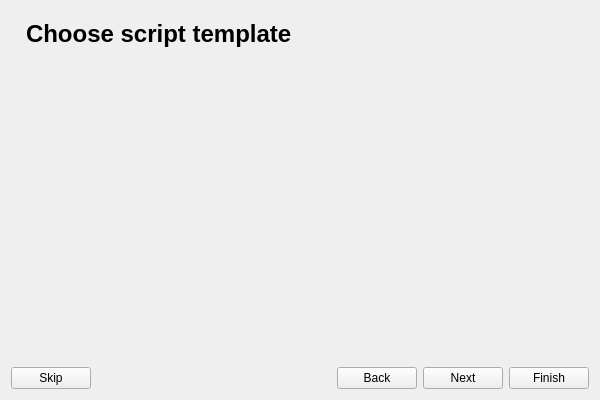
This is src/bin/scenarist-desktop/UserInterfaceLayer/Onboarding/OnboardingView.ui in dimkanovikov/KITScenarist as Qt 5 draws it before an edit. The edited form follows.
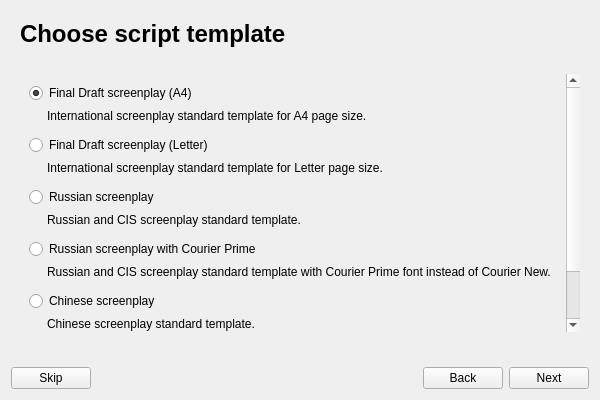
This is the edited form. The open tabs and pages were chosen to show the change.

Commit message: Finally implemented onboarding dialog refs #45

```diff
--- a/src/bin/scenarist-desktop/UserInterfaceLayer/Onboarding/OnboardingView.ui
+++ b/src/bin/scenarist-desktop/UserInterfaceLayer/Onboarding/OnboardingView.ui
@@ -37,13 +37,6 @@
      </property>
     </spacer>
    </item>
-   <item row="2" column="5">
-    <widget class="QPushButton" name="next">
-     <property name="text">
-      <string>Next</string>
-     </property>
-    </widget>
-   </item>
    <item row="2" column="1">
     <spacer name="horizontalSpacer">
      <property name="orientation">
@@ -57,13 +50,6 @@
      </property>
     </spacer>
    </item>
-   <item row="2" column="6">
-    <widget class="QPushButton" name="finish">
-     <property name="text">
-      <string>Finish</string>
-     </property>
-    </widget>
-   </item>
    <item row="2" column="0">
     <widget class="QPushButton" name="skip">
      <property name="text">
@@ -449,15 +435,14 @@
         <widget class="QLabel" name="label_12">
          <property name="styleSheet">
           <string notr="true">font-size: 24px;
-font-weight: 600;
-padding-bottom: 20px;</string>
+font-weight: 600;</string>
          </property>
          <property name="text">
           <string>Choose script template</string>
          </property>
         </widget>
        </item>
-       <item row="1" column="0">
+       <item row="2" column="0">
         <widget class="QScrollArea" name="templates">
          <property name="frameShape">
           <enum>QFrame::NoFrame</enum>
@@ -473,13 +458,286 @@
            <rect>
             <x>0</x>
             <y>0</y>
-            <width>564</width>
-            <height>254</height>
+            <width>547</width>
+            <height>309</height>
            </rect>
           </property>
+          <layout class="QGridLayout" name="gridLayout_9">
+           <item row="2" column="0" colspan="2">
+            <widget class="QRadioButton" name="finalDraftScreenplayLetter">
+             <property name="text">
+              <string>Final Draft screenplay (Letter)</string>
+             </property>
+            </widget>
+           </item>
+           <item row="1" column="0">
+            <spacer name="horizontalSpacer_5">
+             <property name="orientation">
+              <enum>Qt::Horizontal</enum>
+             </property>
+             <property name="sizeType">
+              <enum>QSizePolicy::Fixed</enum>
+             </property>
+             <property name="sizeHint" stdset="0">
+              <size>
+               <width>12</width>
+               <height>20</height>
+              </size>
+             </property>
+            </spacer>
+           </item>
+           <item row="4" column="0" colspan="2">
+            <widget class="QRadioButton" name="russianScreenplay">
+             <property name="text">
+              <string>Russian screenplay</string>
+             </property>
+            </widget>
+           </item>
+           <item row="1" column="1">
+            <widget class="QLabel" name="label_15">
+             <property name="sizePolicy">
+              <sizepolicy hsizetype="Expanding" vsizetype="Preferred">
+               <horstretch>0</horstretch>
+               <verstretch>0</verstretch>
+              </sizepolicy>
+             </property>
+             <property name="text">
+              <string>International screenplay standard template for A4 page size.</string>
+             </property>
+             <property name="alignment">
+              <set>Qt::AlignLeading|Qt::AlignLeft|Qt::AlignTop</set>
+             </property>
+             <property name="wordWrap">
+              <bool>true</bool>
+             </property>
+            </widget>
+           </item>
+           <item row="0" column="0" colspan="2">
+            <widget class="QRadioButton" name="finalDraftScreenplayA4">
+             <property name="text">
+              <string>Final Draft screenplay (A4)</string>
+             </property>
+             <property name="checked">
+              <bool>true</bool>
+             </property>
+            </widget>
+           </item>
+           <item row="3" column="1">
+            <widget class="QLabel" name="label_16">
+             <property name="sizePolicy">
+              <sizepolicy hsizetype="Expanding" vsizetype="Preferred">
+               <horstretch>0</horstretch>
+               <verstretch>0</verstretch>
+              </sizepolicy>
+             </property>
+             <property name="text">
+              <string>International screenplay standard template for Letter page size.</string>
+             </property>
+             <property name="alignment">
+              <set>Qt::AlignLeading|Qt::AlignLeft|Qt::AlignTop</set>
+             </property>
+             <property name="wordWrap">
+              <bool>true</bool>
+             </property>
+            </widget>
+           </item>
+           <item row="6" column="0" colspan="2">
+            <widget class="QRadioButton" name="russianScreenplayCourierPrime">
+             <property name="text">
+              <string>Russian screenplay with Courier Prime</string>
+             </property>
+            </widget>
+           </item>
+           <item row="5" column="1">
+            <widget class="QLabel" name="label_17">
+             <property name="sizePolicy">
+              <sizepolicy hsizetype="Expanding" vsizetype="Preferred">
+               <horstretch>0</horstretch>
+               <verstretch>0</verstretch>
+              </sizepolicy>
+             </property>
+             <property name="text">
+              <string>Russian and CIS screenplay standard template.</string>
+             </property>
+             <property name="alignment">
+              <set>Qt::AlignLeading|Qt::AlignLeft|Qt::AlignTop</set>
+             </property>
+             <property name="wordWrap">
+              <bool>true</bool>
+             </property>
+            </widget>
+           </item>
+           <item row="8" column="0" colspan="2">
+            <widget class="QRadioButton" name="chineseScreenplay">
+             <property name="text">
+              <string>Chinese screenplay</string>
+             </property>
+            </widget>
+           </item>
+           <item row="9" column="1">
+            <widget class="QLabel" name="label_21">
+             <property name="sizePolicy">
+              <sizepolicy hsizetype="Expanding" vsizetype="Preferred">
+               <horstretch>0</horstretch>
+               <verstretch>0</verstretch>
+              </sizepolicy>
+             </property>
+             <property name="text">
+              <string>Chinese screenplay standard template.</string>
+             </property>
+             <property name="alignment">
+              <set>Qt::AlignLeading|Qt::AlignLeft|Qt::AlignTop</set>
+             </property>
+             <property name="wordWrap">
+              <bool>true</bool>
+             </property>
+            </widget>
+           </item>
+           <item row="10" column="0" colspan="2">
+            <widget class="QRadioButton" name="hebrewScreenplay">
+             <property name="text">
+              <string>Hebrew screenplay</string>
+             </property>
+            </widget>
+           </item>
+           <item row="7" column="1">
+            <widget class="QLabel" name="label_19">
+             <property name="sizePolicy">
+              <sizepolicy hsizetype="Expanding" vsizetype="Preferred">
+               <horstretch>0</horstretch>
+               <verstretch>0</verstretch>
+              </sizepolicy>
+             </property>
+             <property name="text">
+              <string>Russian and CIS screenplay standard template with Courier Prime font instead of Courier New.</string>
+             </property>
+             <property name="alignment">
+              <set>Qt::AlignLeading|Qt::AlignLeft|Qt::AlignTop</set>
+             </property>
+             <property name="wordWrap">
+              <bool>true</bool>
+             </property>
+            </widget>
+           </item>
+           <item row="11" column="1">
+            <widget class="QLabel" name="label_20">
+             <property name="sizePolicy">
+              <sizepolicy hsizetype="Expanding" vsizetype="Preferred">
+               <horstretch>0</horstretch>
+               <verstretch>0</verstretch>
+              </sizepolicy>
+             </property>
+             <property name="text">
+              <string>Hebrew screenplay standard template.</string>
+             </property>
+             <property name="alignment">
+              <set>Qt::AlignLeading|Qt::AlignLeft|Qt::AlignTop</set>
+             </property>
+             <property name="wordWrap">
+              <bool>true</bool>
+             </property>
+            </widget>
+           </item>
+           <item row="3" column="0">
+            <spacer name="horizontalSpacer_6">
+             <property name="orientation">
+              <enum>Qt::Horizontal</enum>
+             </property>
+             <property name="sizeType">
+              <enum>QSizePolicy::Fixed</enum>
+             </property>
+             <property name="sizeHint" stdset="0">
+              <size>
+               <width>12</width>
+               <height>20</height>
+              </size>
+             </property>
+            </spacer>
+           </item>
+           <item row="5" column="0">
+            <spacer name="horizontalSpacer_7">
+             <property name="orientation">
+              <enum>Qt::Horizontal</enum>
+             </property>
+             <property name="sizeType">
+              <enum>QSizePolicy::Fixed</enum>
+             </property>
+             <property name="sizeHint" stdset="0">
+              <size>
+               <width>12</width>
+               <height>20</height>
+              </size>
+             </property>
+            </spacer>
+           </item>
+           <item row="7" column="0">
+            <spacer name="horizontalSpacer_8">
+             <property name="orientation">
+              <enum>Qt::Horizontal</enum>
+             </property>
+             <property name="sizeType">
+              <enum>QSizePolicy::Fixed</enum>
+             </property>
+             <property name="sizeHint" stdset="0">
+              <size>
+               <width>12</width>
+               <height>20</height>
+              </size>
+             </property>
+            </spacer>
+           </item>
+           <item row="9" column="0">
+            <spacer name="horizontalSpacer_9">
+             <property name="orientation">
+              <enum>Qt::Horizontal</enum>
+             </property>
+             <property name="sizeType">
+              <enum>QSizePolicy::Fixed</enum>
+             </property>
+             <property name="sizeHint" stdset="0">
+              <size>
+               <width>12</width>
+               <height>20</height>
+              </size>
+             </property>
+            </spacer>
+           </item>
+           <item row="11" column="0">
+            <spacer name="horizontalSpacer_10">
+             <property name="orientation">
+              <enum>Qt::Horizontal</enum>
+             </property>
+             <property name="sizeType">
+              <enum>QSizePolicy::Fixed</enum>
+             </property>
+             <property name="sizeHint" stdset="0">
+              <size>
+               <width>12</width>
+               <height>20</height>
+              </size>
+             </property>
+            </spacer>
+           </item>
+          </layout>
          </widget>
         </widget>
        </item>
+       <item row="1" column="0">
+        <spacer name="verticalSpacer_14">
+         <property name="orientation">
+          <enum>Qt::Vertical</enum>
+         </property>
+         <property name="sizeType">
+          <enum>QSizePolicy::Fixed</enum>
+         </property>
+         <property name="sizeHint" stdset="0">
+          <size>
+           <width>20</width>
+           <height>20</height>
+          </size>
+         </property>
+        </spacer>
+       </item>
       </layout>
      </widget>
      <widget class="QWidget" name="statisticsPage">
@@ -550,6 +808,13 @@
      </property>
     </spacer>
    </item>
+   <item row="2" column="5" colspan="2">
+    <widget class="QPushButton" name="next">
+     <property name="text">
+      <string>Next</string>
+     </property>
+    </widget>
+   </item>
   </layout>
  </widget>
  <resources/>
```
Left out of the diff: 291 changed lines with no effect on the pictures. The commit also changes 11 other files.
